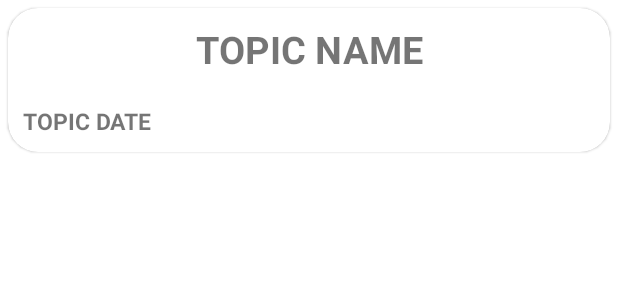
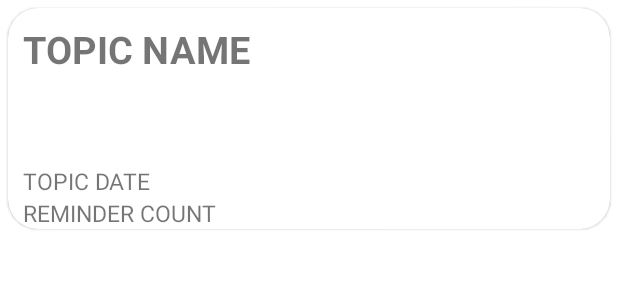
Before and after one commit to Huy-GV/AndroidReminders, an Android app: the layout topic_view_holder.xml on its own in the app's theme, with its tools: preview values and no code run, on a phone screen of 412 x 824 dp. Shown: the top 300 px of the screen. Run offline under Robolectric (Android 15) with nearby library versions, the phone set to English and light mode, and no system bars.

Commit message:
added reminders count in read topic fragment, restyled topic cards

```diff
--- a/app/src/main/java/com/reminders/AppViewModel.kt
+++ b/app/src/main/java/com/reminders/AppViewModel.kt
@@ -27,6 +27,10 @@ class AppViewModel(
 
     fun getTopics() : LiveData<List<Topic>> {
         return topicDao.getAll().asLiveData()
+    }
+
+    fun getReminderCount(topicId: Int) : LiveData<Int> {
+        return topicDao.getReminderCount(topicId).asLiveData()
     }
 
     fun clearDeadlineString() {
--- a/app/src/main/java/com/reminders/data/dao/TopicDao.kt
+++ b/app/src/main/java/com/reminders/data/dao/TopicDao.kt
@@ -20,4 +20,7 @@ interface TopicDao {
     fun getAll(): Flow<List<Topic>>
     @Query("SELECT * from topic WHERE id = :id")
     fun getTopic(id: Int): Flow<Topic>
+
+    @Query("SELECT COUNT(*) FROM reminder WHERE reminder.topicId = :id")
+    fun getReminderCount(id: Int): Flow<Int>
 }
--- a/app/src/main/java/com/reminders/topics/ReadTopicFragment.kt
+++ b/app/src/main/java/com/reminders/topics/ReadTopicFragment.kt
@@ -33,13 +33,15 @@ class ReadTopicFragment : Fragment() {
         val view = inflater.inflate(R.layout.fragment_read_topic, container, false)
 
         val recycler = view.findViewById<RecyclerView>(R.id.topic_recycler)
-        val topicAdapter = TopicAdapter(appViewModel.dateFormatter)
+        val topicAdapter = TopicAdapter(appViewModel.dateFormatter, appViewModel, viewLifecycleOwner)
 
         appViewModel
             .getTopics()
             .observe(this.viewLifecycleOwner) {
                 topics -> topicAdapter.updateData(topics)
             }
+
+
 
         recycler.apply {
             adapter = topicAdapter
--- a/app/src/main/res/layout/fragment_read_reminder.xml
+++ b/app/src/main/res/layout/fragment_read_reminder.xml
@@ -19,5 +19,5 @@
         android:layout_gravity="end|bottom"
         android:layout_margin="16dp"
         android:contentDescription="@string/add_new"
-        android:src="@drawable/ic_add_icon" />
+ />
 </LinearLayout>
--- a/app/src/main/res/layout/topic_view_holder.xml
+++ b/app/src/main/res/layout/topic_view_holder.xml
@@ -7,7 +7,7 @@
     app:cardCornerRadius="20dp"
     android:clickable="true"
     android:focusable="true"
-    android:padding="15dp"
+    android:padding="4dp"
     android:id="@+id/topic_card">
 
     <LinearLayout
@@ -27,9 +27,16 @@
             android:layout_height="wrap_content"
             android:id="@+id/topic_creation_date"
             android:text="TOPIC DATE"
-            android:textStyle="bold"
+            android:layout_marginTop="50sp"
             android:textSize="15sp"
-            android:padding="10dp"/>
+            android:paddingHorizontal="10dp"/>
+        <TextView
+            android:layout_width="match_parent"
+            android:layout_height="wrap_content"
+            android:id="@+id/topic_reminder_count"
+            android:text="REMINDER COUNT"
+            android:textSize="15sp"
+            android:paddingHorizontal="10dp"/>
     </LinearLayout>
 
 
--- a/app/src/main/res/values/strings.xml
+++ b/app/src/main/res/values/strings.xml
@@ -9,6 +9,7 @@
     <string name="add_reminder_label">Add reminder to&#160;</string>
     <string name="delete_topic_warning">Are you sure you want to delete %1s</string>
     <string name="topic_creation_date">Created on %1s</string>
+    <string name="reminder_count">%1s reminders</string>
     <string name="update_reminder_label">Update reminder</string>
     <string name="content_hint">Content</string>
     <string name="delete_topic_label">Delete topic</string>
--- a/app/src/main/res/values/styles.xml
+++ b/app/src/main/res/values/styles.xml
@@ -7,7 +7,6 @@
     </style>
 
     <style name="topic_name">
-        <item name='android:textAlignment'>center</item>
         <item name="android:textSize">25sp</item>
         <item name="android:padding">10sp</item>
         <item name="android:textStyle">bold</item>
--- a/app/src/main/res/values/themes.xml
+++ b/app/src/main/res/values/themes.xml
@@ -2,8 +2,8 @@
     <!-- Base application theme. -->
     <style name="Theme.Reminders" parent="Theme.MaterialComponents.DayNight.DarkActionBar">
         <!-- Primary brand color. -->
-        <item name="colorPrimary">@color/blue</item>
-        <item name="colorPrimaryVariant">@color/dark_blue</item>
+        <item name="colorPrimary">@color/black</item>
+        <item name="colorPrimaryVariant">@color/black</item>
         <item name="colorOnPrimary">@color/white</item>
         <!-- Secondary brand color. -->
         <item name="colorSecondary">@color/purple_500</item>
```
Also changed, not shown: app/src/main/java/com/reminders/topics/TopicAdapter.kt (+15 -4 lines).
